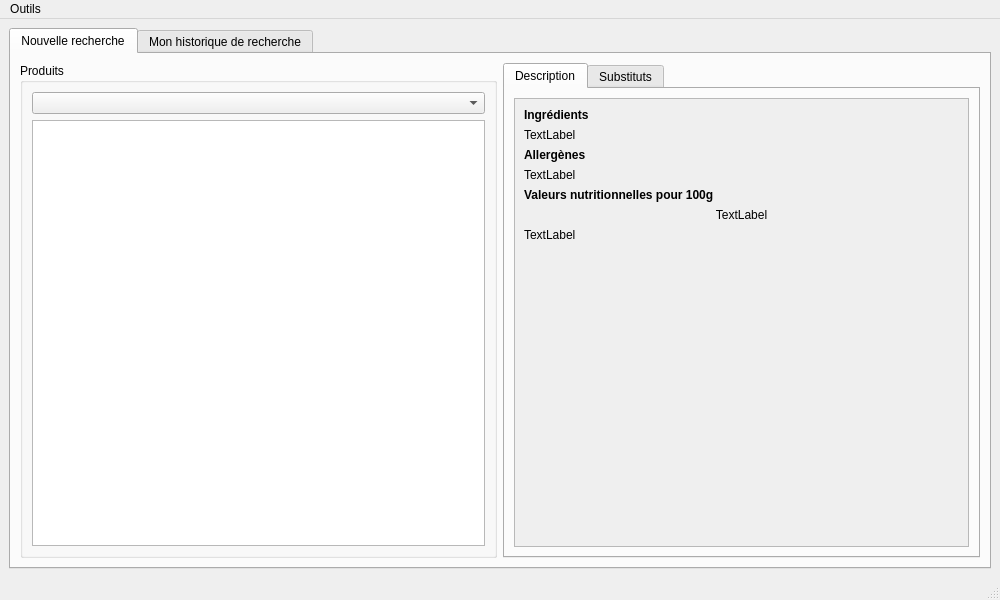
Old version of the form views/main_window.ui in the repository RoroTiti/OC_P5.
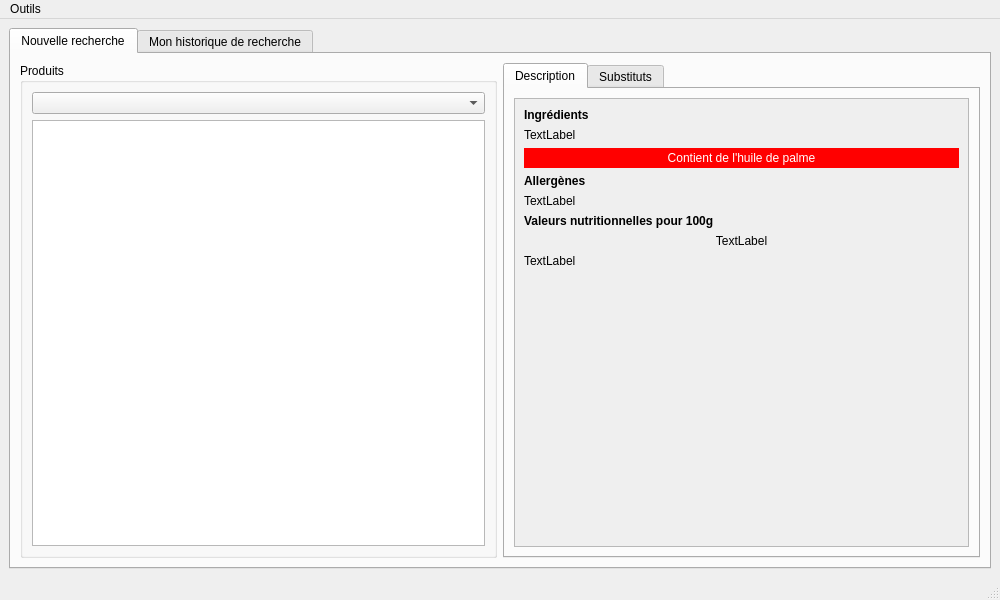
New version of the form. The open tabs and pages were chosen to show the change.

Commit message: Better substitutes filter + added palm oil product status

Diff of the .ui file:
```diff
--- a/views/main_window.ui
+++ b/views/main_window.ui
@@ -65,14 +65,58 @@
                 </rect>
                </property>
                <layout class="QGridLayout" name="gridLayout_4">
-                <item row="0" column="0">
-                 <widget class="QLabel" name="label">
+                <item row="9" column="0">
+                 <widget class="QLabel" name="lbl_nutriments">
+                  <property name="sizePolicy">
+                   <sizepolicy hsizetype="Ignored" vsizetype="Preferred">
+                    <horstretch>0</horstretch>
+                    <verstretch>0</verstretch>
+                   </sizepolicy>
+                  </property>
                   <property name="text">
-                   <string>&lt;b&gt;Ingrédients&lt;/b&gt;</string>
+                   <string>TextLabel</string>
                   </property>
                  </widget>
                 </item>
-                <item row="10" column="0">
+                <item row="5" column="0">
+                 <widget class="QLabel" name="lbl_allergens">
+                  <property name="sizePolicy">
+                   <sizepolicy hsizetype="Ignored" vsizetype="Preferred">
+                    <horstretch>0</horstretch>
+                    <verstretch>0</verstretch>
+                   </sizepolicy>
+                  </property>
+                  <property name="text">
+                   <string>TextLabel</string>
+                  </property>
+                  <property name="wordWrap">
+                   <bool>true</bool>
+                  </property>
+                  <property name="textInteractionFlags">
+                   <set>Qt::LinksAccessibleByMouse|Qt::TextSelectableByMouse</set>
+                  </property>
+                 </widget>
+                </item>
+                <item row="1" column="0">
+                 <widget class="QLabel" name="lbl_ingredients">
+                  <property name="sizePolicy">
+                   <sizepolicy hsizetype="Ignored" vsizetype="Preferred">
+                    <horstretch>0</horstretch>
+                    <verstretch>0</verstretch>
+                   </sizepolicy>
+                  </property>
+                  <property name="text">
+                   <string>TextLabel</string>
+                  </property>
+                  <property name="wordWrap">
+                   <bool>true</bool>
+                  </property>
+                  <property name="textInteractionFlags">
+                   <set>Qt::LinksAccessibleByMouse|Qt::TextSelectableByMouse</set>
+                  </property>
+                 </widget>
+                </item>
+                <item row="11" column="0">
                  <spacer name="verticalSpacer">
                   <property name="orientation">
                    <enum>Qt::Vertical</enum>
@@ -85,78 +129,44 @@
                   </property>
                  </spacer>
                 </item>
-                <item row="8" column="0">
-                 <widget class="QLabel" name="lbl_nutriments">
-                  <property name="sizePolicy">
-                   <sizepolicy hsizetype="Ignored" vsizetype="Preferred">
-                    <horstretch>0</horstretch>
-                    <verstretch>0</verstretch>
-                   </sizepolicy>
-                  </property>
-                  <property name="text">
-                   <string>TextLabel</string>
-                  </property>
-                  <property name="textInteractionFlags">
-                   <set>Qt::LinksAccessibleByMouse|Qt::TextSelectableByMouse</set>
-                  </property>
-                 </widget>
-                </item>
-                <item row="4" column="0">
-                 <widget class="QLabel" name="lbl_allergens">
-                  <property name="sizePolicy">
-                   <sizepolicy hsizetype="Ignored" vsizetype="Preferred">
-                    <horstretch>0</horstretch>
-                    <verstretch>0</verstretch>
-                   </sizepolicy>
-                  </property>
-                  <property name="text">
-                   <string>TextLabel</string>
-                  </property>
-                  <property name="wordWrap">
-                   <bool>true</bool>
-                  </property>
-                  <property name="textInteractionFlags">
-                   <set>Qt::LinksAccessibleByMouse|Qt::TextSelectableByMouse</set>
-                  </property>
-                 </widget>
-                </item>
-                <item row="6" column="0">
+                <item row="7" column="0">
                  <widget class="QLabel" name="label_3">
                   <property name="text">
                    <string>&lt;b&gt;Valeurs nutritionnelles pour 100g&lt;/b&gt;</string>
                   </property>
                  </widget>
                 </item>
-                <item row="2" column="0" rowspan="2">
+                <item row="0" column="0">
+                 <widget class="QLabel" name="label">
+                  <property name="text">
+                   <string>&lt;b&gt;Ingrédients&lt;/b&gt;</string>
+                  </property>
+                 </widget>
+                </item>
+                <item row="8" column="0">
+                 <widget class="QLabel" name="lbl_nutriscore">
+                  <property name="text">
+                   <string>TextLabel</string>
+                  </property>
+                  <property name="alignment">
+                   <set>Qt::AlignCenter</set>
+                  </property>
+                 </widget>
+                </item>
+                <item row="3" column="0" rowspan="2">
                  <widget class="QLabel" name="label_2">
                   <property name="text">
                    <string>&lt;b&gt;Allergènes&lt;/b&gt;</string>
                   </property>
                  </widget>
                 </item>
-                <item row="1" column="0">
-                 <widget class="QLabel" name="lbl_ingredients">
-                  <property name="sizePolicy">
-                   <sizepolicy hsizetype="Ignored" vsizetype="Preferred">
-                    <horstretch>0</horstretch>
-                    <verstretch>0</verstretch>
-                   </sizepolicy>
+                <item row="2" column="0">
+                 <widget class="QLabel" name="lbl_palm_oil">
+                  <property name="styleSheet">
+                   <string notr="true">* { background-color: red; color: white; padding: 3 px; }</string>
                   </property>
                   <property name="text">
-                   <string>TextLabel</string>
-                  </property>
-                  <property name="wordWrap">
-                   <bool>true</bool>
-                  </property>
-                  <property name="textInteractionFlags">
-                   <set>Qt::LinksAccessibleByMouse|Qt::TextSelectableByMouse</set>
-                  </property>
-                 </widget>
-                </item>
-                <item row="7" column="0">
-                 <widget class="QLabel" name="lbl_nutriscore">
-                  <property name="text">
-                   <string>TextLabel</string>
+                   <string>Contient de l'huile de palme</string>
                   </property>
                   <property name="alignment">
                    <set>Qt::AlignCenter</set>
```
Left out of the diff: 5 changed lines with no effect on the pictures. The commit also changes 6 other files.
